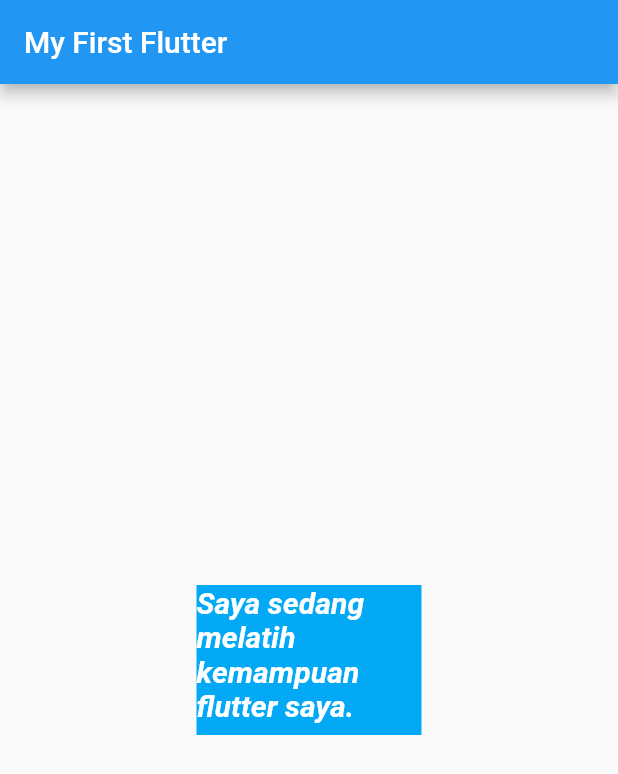
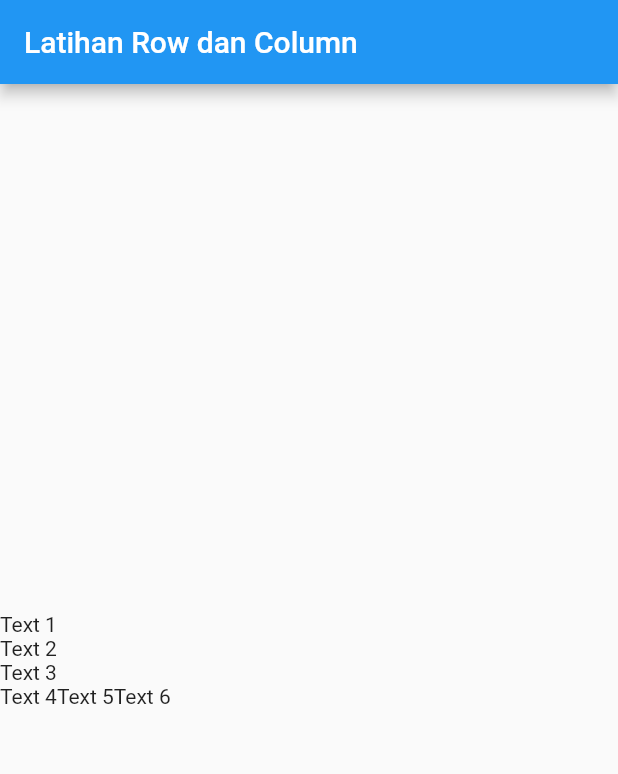
Before and after one commit to ariqhikari/flutter_dasar, a Flutter app: the screen it shows after launch, on a phone screen of 412 x 824 dp. Shown: the top 774 px of the screen. Run offline on Flutter 3.47's test engine with Material 2 defaults, Android fonts, the phone set to English and light mode, and no system bars.

Commit message:
FLUTTER 04. Row dan Column Widget

```diff
--- a/lib/main.dart
+++ b/lib/main.dart
@@ -8,21 +8,24 @@ class MyApp extends StatelessWidget {
     return MaterialApp(
       home: Scaffold(
         appBar: AppBar(
-          title: Text("My First Flutter"),
+          title: Text("Latihan Row dan Column"),
         ),
-        body: Center(
-            child: Container(
-                color: Colors.lightBlue,
-                width: 150,
-                height: 100,
-                child: Text(
-                  "Saya sedang melatih kemampuan flutter saya.",
-                  style: TextStyle(
-                      color: Colors.white,
-                      fontStyle: FontStyle.italic,
-                      fontWeight: FontWeight.bold,
-                      fontSize: 20),
-                ))),
+        body: Column(
+          mainAxisAlignment: MainAxisAlignment.center,
+          crossAxisAlignment: CrossAxisAlignment.start,
+          children: <Widget>[
+            Text("Text 1"),
+            Text("Text 2"),
+            Text("Text 3"),
+            Row(
+              children: <Widget>[
+                Text("Text 4"),
+                Text("Text 5"),
+                Text("Text 6"),
+              ],
+            )
+          ],
+        ),
       ),
     );
   }
```
